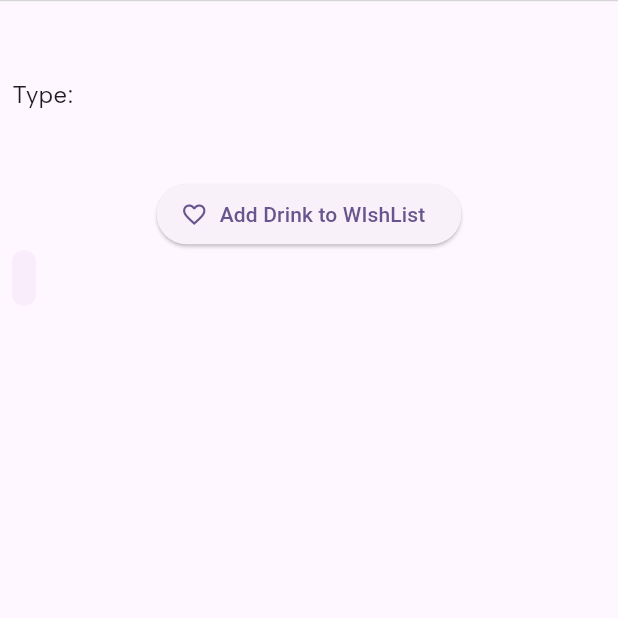
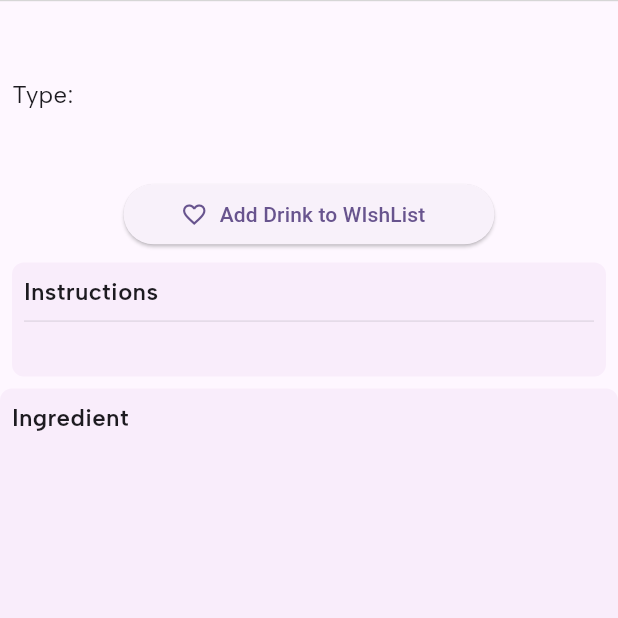
Before and after one commit to suyashR007/cocktail_party, a Flutter app: the DrinkDetailsScreen screen opened directly with empty values, scrolled down 576 dp, on a phone screen of 412 x 824 dp, the top half of it. Run offline on Flutter 3.47's test engine with Material 2 defaults, Android fonts, the phone set to English and light mode, and no system bars; drawn by our look-alikes of cached_network_image; our stand-ins replace dio, google_fonts, shared_preferences; accounts and stored records are empty; network calls fail; grey boxes are pictures that could not be loaded.

Commit message:
minor updates

```diff
--- a/lib/main.dart
+++ b/lib/main.dart
@@ -7,6 +7,7 @@ import 'package:flutter/material.dart';
 import 'package:provider/provider.dart';
 
 void main() {
+  WidgetsFlutterBinding.ensureInitialized();
   runApp(const MyApp());
 }
 
--- a/lib/screens/drink_detail_screen.dart
+++ b/lib/screens/drink_detail_screen.dart
@@ -4,6 +4,7 @@ import 'package:cached_network_image/cached_network_image.dart';
 import 'package:cocktail_party/models/drink.dart';
 import 'package:cocktail_party/provider/main_screen_provider.dart';
 import 'package:cocktail_party/provider/save_provider/save_provider.dart';
+import 'package:cocktail_party/widgets/ingredient_view.dart';
 import 'package:flutter/material.dart';
 import 'package:google_fonts/google_fonts.dart';
 import 'package:provider/provider.dart';
@@ -91,7 +92,9 @@ class _DrinkDetailsScreenState extends State<DrinkDetailsScreen> {
                         child: FutureBuilder<bool>(
                           future: saveProvider.checkList(drink: widget.drink),
                           builder: (context, snapshot) {
-                            return ElevatedButton.icon(
+                            return SizedBox(
+                              width: screenSize.width * 0.6,
+                              child: ElevatedButton.icon(
                                 onPressed: () async {
                                   if (snapshot.data!) {
                                     Navigator.pop(context);
@@ -117,11 +120,13 @@ class _DrinkDetailsScreenState extends State<DrinkDetailsScreen> {
                                     : const Center(
                                         child: CircularProgressIndicator(),
                                       ),
+                              ),
                             );
                           },
                         ),
                       ),
                     ),
+                    SizedBox(height: screenSize.height * 0.01),
                     Container(
                       decoration: BoxDecoration(
                         borderRadius: BorderRadius.circular(8),
@@ -129,7 +134,16 @@ class _DrinkDetailsScreenState extends State<DrinkDetailsScreen> {
                       ),
                       padding: const EdgeInsets.all(8),
                       child: Column(
+                        crossAxisAlignment: CrossAxisAlignment.start,
                         children: [
+                          Text(
+                            'Instructions',
+                            style: GoogleFonts.albertSans(
+                              fontWeight: FontWeight.w600,
+                              fontSize: 16,
+                            ),
+                          ),
+                          const Divider(thickness: 0.5),
                           Text(widget.drink.strInstructions!),
                         ],
                       ),
@@ -137,10 +151,103 @@ class _DrinkDetailsScreenState extends State<DrinkDetailsScreen> {
                   ],
                 ),
               ),
-            )
+            ),
           ];
         },
-        body: const SizedBox(),
+        body: Container(
+          decoration: BoxDecoration(
+            borderRadius: BorderRadius.circular(8),
+            color: Colors.purple[200]!.withOpacity(0.1),
+          ),
+          child: ListView(
+            padding: const EdgeInsets.all(8),
+            shrinkWrap: true,
+            children: [
+              Text(
+                'Ingredient',
+                style: GoogleFonts.albertSans(
+                  fontWeight: FontWeight.w600,
+                  fontSize: 16,
+                ),
+              ),
+              if (widget.drink.strIngredient1 != null)
+                IngredientView(
+                  ingradient: widget.drink.strIngredient1!,
+                  qualtity: widget.drink.strMeasure1!,
+                ),
+              if (widget.drink.strIngredient2 != null)
+                IngredientView(
+                  ingradient: widget.drink.strIngredient2!,
+                  qualtity: widget.drink.strMeasure2!,
+                ),
+              if (widget.drink.strIngredient3 != null)
+                IngredientView(
+                  ingradient: widget.drink.strIngredient3!,
+                  qualtity: widget.drink.strMeasure3!,
+                ),
+              if (widget.drink.strIngredient4 != null)
+                IngredientView(
+                  ingradient: widget.drink.strIngredient4!,
+                  qualtity: widget.drink.strMeasure4!,
+                ),
+              if (widget.drink.strIngredient5 != null)
+                IngredientView(
+                  ingradient: widget.drink.strIngredient5!,
+                  qualtity: widget.drink.strMeasure5!,
+                ),
+              if (widget.drink.strIngredient6 != null)
+                IngredientView(
+                  ingradient: widget.drink.strIngredient6!,
+                  qualtity: widget.drink.strMeasure6!,
+                ),
+              if (widget.drink.strIngredient7 != null)
+                IngredientView(
+                  ingradient: widget.drink.strIngredient7!,
+                  qualtity: widget.drink.strMeasure7!,
+                ),
+              if (widget.drink.strIngredient8 != null)
+                IngredientView(
+                  ingradient: widget.drink.strIngredient8!,
+                  qualtity: widget.drink.strMeasure8!,
+                ),
+              if (widget.drink.strIngredient9 != null)
+                IngredientView(
+                  ingradient: widget.drink.strIngredient9,
+                  qualtity: widget.drink.strMeasure9!,
+                ),
+              if (widget.drink.strIngredient10 != null)
+                IngredientView(
+                  ingradient: widget.drink.strIngredient10!,
+                  qualtity: widget.drink.strMeasure10!,
+                ),
+              if (widget.drink.strIngredient11 != null)
+                IngredientView(
+                  ingradient: widget.drink.strIngredient11!,
+                  qualtity: widget.drink.strMeasure11!,
+                ),
+              if (widget.drink.strIngredient12 != null)
+                IngredientView(
+                  ingradient: widget.drink.strIngredient12!,
+                  qualtity: widget.drink.strMeasure12!,
+                ),
+              if (widget.drink.strIngredient13 != null)
+                IngredientView(
+                  ingradient: widget.drink.strIngredient13!,
+                  qualtity: widget.drink.strMeasure13!,
+                ),
+              if (widget.drink.strIngredient14 != null)
+                IngredientView(
+                  ingradient: widget.drink.strIngredient14!,
+                  qualtity: widget.drink.strMeasure14!,
+                ),
+              if (widget.drink.strIngredient15 != null)
+                IngredientView(
+                  ingradient: widget.drink.strIngredient15!,
+                  qualtity: widget.drink.strMeasure15!,
+                ),
+            ],
+          ),
+        ),
       ),
     );
   }
--- /dev/null
+++ b/lib/widgets/ingredient_view.dart
@@ -0,0 +1,22 @@
+import 'package:flutter/material.dart';
+
+class IngredientView extends StatelessWidget {
+  final String ingradient;
+  final String qualtity;
+  const IngredientView({
+    required this.ingradient,
+    required this.qualtity,
+    super.key,
+  });
+
+  @override
+  Widget build(BuildContext context) {
+    return Row(
+      mainAxisAlignment: MainAxisAlignment.spaceBetween,
+      children: [
+        Text(ingradient),
+        Text(qualtity),
+      ],
+    );
+  }
+}
```
Also changed, not shown: 3 other files. Lines whose indentation alone changed are shown as unchanged.
